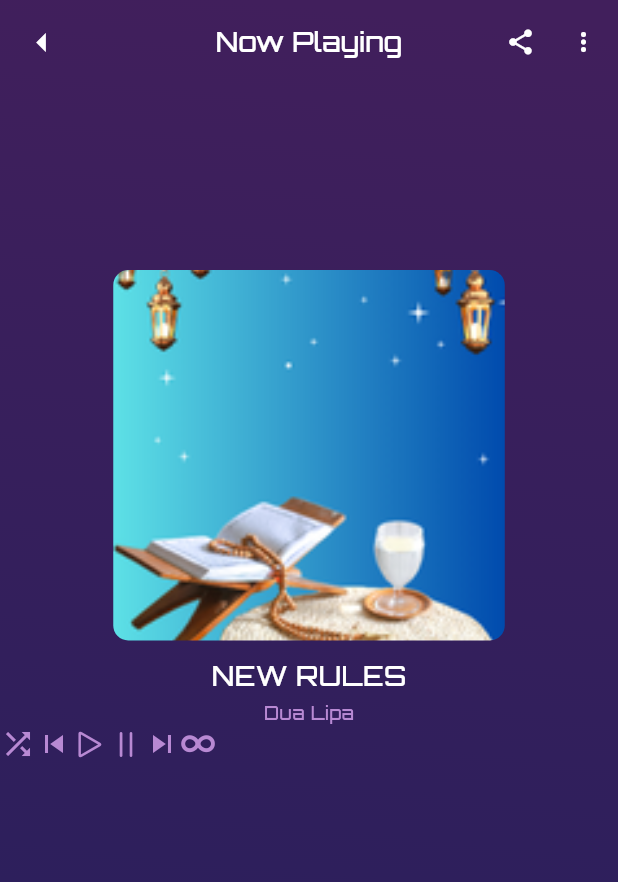
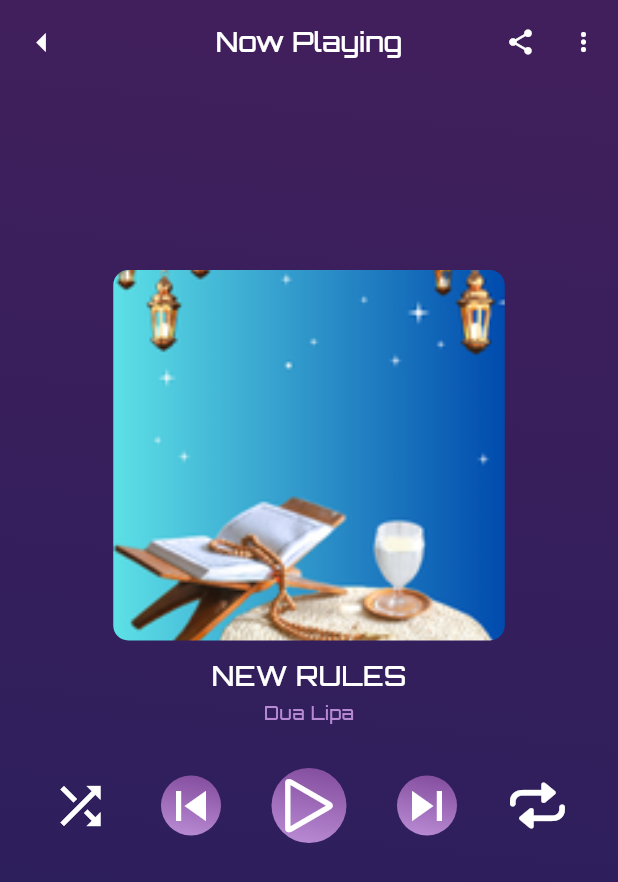
Before and after one commit to EngMohamed3382/music_app, a Flutter app: the PlayMusicScreen screen opened by its route, on a phone screen of 412 x 824 dp. Shown: the top 882 px of the screen. Run offline on Flutter 3.47's test engine with Material 3 defaults, Android fonts, the phone set to English and light mode, and no system bars.

Commit message:
Part 30 design Play Page Part 5 custom button controller play music

```diff
--- a/lib/core/resources/font_managers.dart
+++ b/lib/core/resources/font_managers.dart
@@ -8,5 +8,6 @@ class FontSizeManagers{
   static const double f18 = 18;
   static const double f20 = 20;
   static const double f30 = 30;
+  static const double f40 = 40;
   static const double f50 = 50;
 }
--- a/lib/core/resources/height_values_managers.dart
+++ b/lib/core/resources/height_values_managers.dart
@@ -6,6 +6,7 @@ class HeightValuesManagers{
   static const double h11 = 11;
   static const double h20 = 20;
   static const double h22 = 22;
+  static const double h50 = 50;
   static const double h58 = 58;
   static const double h60 = 60;
   static const double h111 = 111;
--- a/lib/core/resources/width_values_managers.dart
+++ b/lib/core/resources/width_values_managers.dart
@@ -3,6 +3,7 @@ class WidthValuesManagers{
   static const double w13 = 13;
   static const double w17 = 17;
   static const double w22 = 22;
+  static const double w50 = 50;
   static const double w150 = 150;
   static const double w151 = 151;
   static const double w171 = 171;
--- a/lib/features/play_music/screens/play_music_screen.dart
+++ b/lib/features/play_music/screens/play_music_screen.dart
@@ -4,6 +4,7 @@ import 'package:music_app/core/resources/alignment_managers.dart';
 import 'package:music_app/core/resources/color_managers.dart';
 import 'package:music_app/core/resources/height_values_managers.dart';
 import 'package:music_app/features/play_music/widgets/custom_app_bar_play_music_screen.dart';
+import 'package:music_app/features/play_music/widgets/custom_button_controller_play_music.dart';
 import 'package:music_app/features/play_music/widgets/custom_songs_details_play_music_screen.dart';
 
 class PlayMusicScreen extends StatelessWidget {
@@ -33,18 +34,10 @@ class PlayMusicScreen extends StatelessWidget {
               children: [
                 SizedBox(height: HeightValuesManagers.h124,),
                 CustomSongsDetailsPlayMusic(),
-                Row(
-                  children: [
-                    Icon(Icons.shuffle,color: ColorManagers.kLightPurple,),
-                    Icon(Icons.skip_previous,color: ColorManagers.kLightPurple,),
-                    Icon(CupertinoIcons.play,color: ColorManagers.kLightPurple,),
-                    Icon(CupertinoIcons.pause,color: ColorManagers.kLightPurple,),
-                    Icon(Icons.skip_next,color: ColorManagers.kLightPurple,),
-                    Icon(CupertinoIcons.loop,color: ColorManagers.kLightPurple,),
-
-                  ],
-                )
-
+                SizedBox(
+                  height: 28,
+                ),
+                CustomButtonControllerPlayMusic(),
               ],
             ),
           ),
--- /dev/null
+++ b/lib/features/play_music/widgets/custom_button_controller_play_music.dart
@@ -0,0 +1,82 @@
+import 'package:flutter/cupertino.dart';
+import 'package:flutter/material.dart';
+import 'package:music_app/core/resources/alignment_managers.dart';
+import 'package:music_app/core/resources/color_managers.dart';
+import 'package:music_app/core/resources/font_managers.dart';
+import 'package:music_app/core/resources/height_values_managers.dart';
+import 'package:music_app/core/resources/radius_values_managers.dart';
+import 'package:music_app/core/resources/width_values_managers.dart';
+
+class CustomButtonControllerPlayMusic extends StatelessWidget {
+  const CustomButtonControllerPlayMusic({
+    super.key,
+  });
+
+  @override
+  Widget build(BuildContext context) {
+    return Row(
+      mainAxisAlignment: MainAxisAlignment.spaceEvenly,
+      children: [
+        Icon(Icons.shuffle,size: FontSizeManagers.f40,color: ColorManagers.kWhite,),
+        Container(
+            decoration: BoxDecoration(
+
+                borderRadius: BorderRadius.circular(RadiusValuesManagers.r50),
+                gradient: LinearGradient(
+                    begin: Alignment(AlignmentManagersX.x0_20,
+                        AlignmentManagersY.y_0_98),
+                    end: Alignment(AlignmentManagersX.x_0_20,
+                        AlignmentManagersY.y0_98),
+                    colors: [
+                      ColorManagers.kThirdPrimaryColor,
+                      ColorManagers.kLightPurple
+                    ])
+            ),
+            child: Icon(Icons.skip_previous,color: ColorManagers.kWhite,size: FontSizeManagers.f40,)),
+        Container(
+            width: WidthValuesManagers.w50,
+            height: HeightValuesManagers.h50,
+            decoration: BoxDecoration(
+                borderRadius: BorderRadius.circular(RadiusValuesManagers.r50),
+                gradient: LinearGradient(
+                    begin: Alignment(AlignmentManagersX.x0_20,
+                        AlignmentManagersY.y_0_98),
+                    end: Alignment(AlignmentManagersX.x_0_20,
+                        AlignmentManagersY.y0_98),
+                    colors: [
+                      ColorManagers.kThirdPrimaryColor,
+                      ColorManagers.kLightPurple
+                    ])
+            ),
+            child: Icon(CupertinoIcons.play,color: ColorManagers.kWhite,size: FontSizeManagers.f50,)),
+        // Container(
+        //   width: 50,
+        //     height: 50,
+        //     decoration: BoxDecoration(
+        //         borderRadius: BorderRadius.circular(RadiusValuesManagers.r50),
+        //         gradient: LinearGradient(colors: [
+        //           ColorManagers.kThirdPrimaryColor,
+        //           ColorManagers.kLightPurple
+        //         ])
+        //     ),
+        //     child: Icon(CupertinoIcons.pause,color: ColorManagers.kWhite,size: 50,)),
+        Container(
+            decoration: BoxDecoration(
+                borderRadius: BorderRadius.circular(RadiusValuesManagers.r50),
+                gradient: LinearGradient(
+                    begin: Alignment(AlignmentManagersX.x0_20,
+                        AlignmentManagersY.y_0_98),
+                    end: Alignment(AlignmentManagersX.x_0_20,
+                        AlignmentManagersY.y0_98),
+                    colors: [
+                      ColorManagers.kThirdPrimaryColor,
+                      ColorManagers.kLightPurple
+                    ])
+            ),
+            child: Icon(Icons.skip_next,color: ColorManagers.kWhite,size: FontSizeManagers.f40,)),
+        Icon(CupertinoIcons.repeat,color: ColorManagers.kWhite,size: FontSizeManagers.f40,),
+
+      ],
+    );
+  }
+}
```
